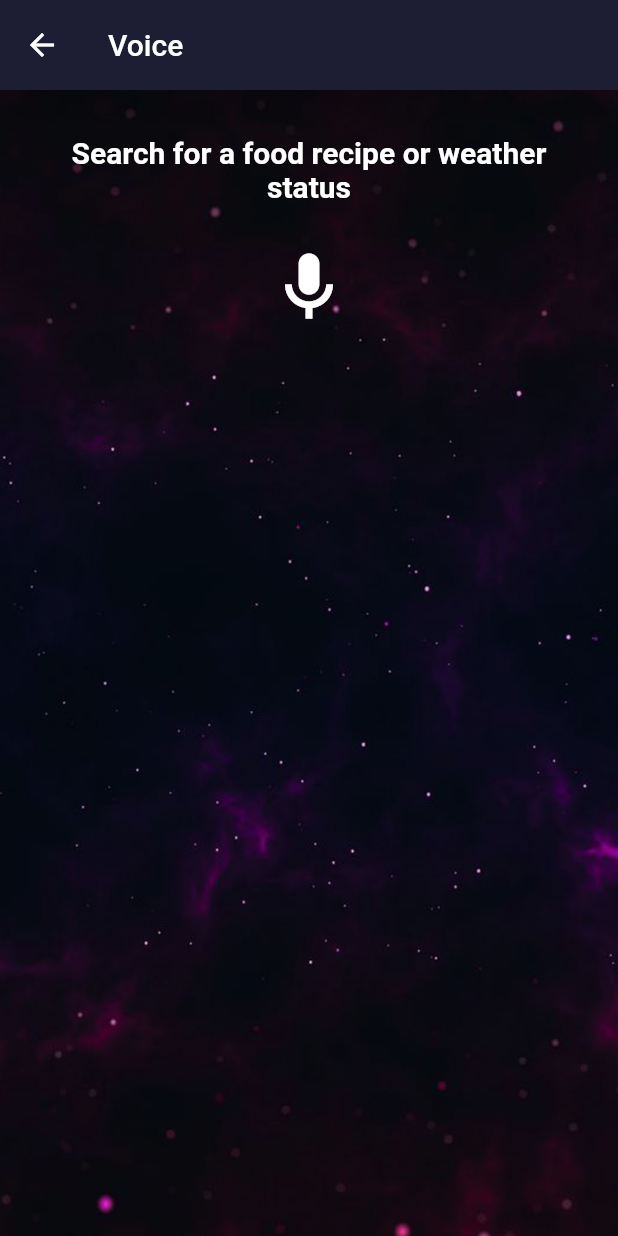
After one commit to SmartHome101/Mobile-app-Last, a Flutter app: the Voice screen opened directly, on a phone screen of 412 x 824 dp. The commit adds this screen. Run offline on Flutter 3.47's test engine with Material 2 defaults, Android fonts, the phone set to English and light mode, and no system bars; our stand-ins replace cloud_firestore, firebase_auth, firebase_core, firebase_database, geolocator, google_fonts and 7 more; missing offline and left inert: dart:ffi, flutter_sound; accounts and stored records are empty.

Commit message:
Added Voice Assistant

```diff
--- /dev/null
+++ b/lib/Controllers/food_api_client.dart
@@ -0,0 +1,25 @@
+import 'dart:convert';
+import '../model/food_recipe_module.dart';
+import 'package:http/http.dart' as http;
+
+class FoodApiClient {
+  Future<FoodRecipe> getFoodRecipe(foodName) async {
+    var endpointUrl = 'https://recipe-by-api-ninjas.p.rapidapi.com/v1/recipe';
+    Map<String, String> requestHeaders = {
+      'X-RapidAPI-Key': '0155f516cbmsh66bdeb5a6e8b045p19f17bjsn51412ba05bac',
+      'X-RapidAPI-Host': 'recipe-by-api-ninjas.p.rapidapi.com'
+    };
+
+    final uri = Uri.parse(endpointUrl).replace(queryParameters: {
+      'query': foodName,
+    });
+
+    final response = await http.get(uri, headers: requestHeaders);
+
+    if (response.statusCode == 200) {
+      return FoodRecipe.fromJson(jsonDecode(response.body));
+    } else {
+      throw Exception('Failed to load food recipe');
+    }
+  }
+}
--- a/lib/Controllers/weather_api_client.dart
+++ b/lib/Controllers/weather_api_client.dart
@@ -4,14 +4,17 @@ import 'package:http/http.dart' as http;
 
 class WeatherApiClient {
   Future<Weather> fetchWeather(latitude, longitude) async {
-    final response;
+    final http.Response response;
 
-    if (latitude != null) {
+    if (longitude != null) {
       response = await http.get(Uri.parse(
-          'https://api.openweathermap.org/data/2.5/weather?lat=${latitude}&lon=${longitude}&appid=0fb27f9d286ec3ad117cb6b584aac7ae'));
+          'https://api.openweathermap.org/data/2.5/weather?lat=$latitude&lon=$longitude&appid=0fb27f9d286ec3ad117cb6b584aac7ae'));
+    } else if (latitude != null) {
+      response = await http.get(Uri.parse(
+          'https://api.openweathermap.org/data/2.5/weather?q=$latitude&appid=0fb27f9d286ec3ad117cb6b584aac7ae'));
     } else {
       response = await http.get(Uri.parse(
-          'https://api.openweathermap.org/data/2.5/weather?q=zagazig&appid=0fb27f9d286ec3ad117cb6b584aac7ae'));
+          'https://api.openweathermap.org/data/2.5/weather?q=cairo&appid=0fb27f9d286ec3ad117cb6b584aac7ae'));
     }
     if (response.statusCode == 200) {
       return Weather.fromJson(jsonDecode(response.body));
--- /dev/null
+++ b/lib/Rooms/Voice.dart
@@ -0,0 +1,243 @@
+import 'package:Home/model/nlp_module.dart';
+import 'package:flutter_sound/flutter_sound.dart';
+import 'dart:io';
+import 'package:flutter/material.dart';
+import 'package:permission_handler/permission_handler.dart';
+import '../Controllers/food_api_client.dart';
+import '../Controllers/nlp_api_client.dart';
+import '../Controllers/sr_api_client.dart';
+import '../Controllers/weather_api_client.dart';
+import '../model/food_recipe_module.dart';
+import '../model/weather_module.dart';
+import '../shared/Custom_Widgets.dart';
+import '../shared/constants.dart';
+
+class Voice extends StatefulWidget {
+  const Voice({Key? key}) : super(key: key);
+
+  @override
+  State<Voice> createState() => _VoiceState();
+}
+
+class _VoiceState extends State<Voice> {
+  final recorder = FlutterSoundRecorder();
+  late String filePath;
+
+  String voiceResult = "";
+  String searchTopic = "";
+
+  String ingredients = "";
+  String instructions = "";
+
+  SRApiClient srClient = SRApiClient();
+  String? srResult;
+
+  NLPApiClient nlpClient = NLPApiClient();
+  NLPResult? nlpResult;
+
+  FoodApiClient foodClient = FoodApiClient();
+  FoodRecipe? foodResult;
+
+  WeatherApiClient client = WeatherApiClient();
+  Weather? weatherData;
+
+  Future record() async {
+    await recorder.startRecorder(
+      toFile: filePath,
+      codec: Codec.pcm16WAV,
+    );
+  }
+
+  Future stop() async {
+    await recorder.stopRecorder();
+    final file = File(filePath);
+    print(file);
+    await processVoice();
+  }
+
+  Future initRecorder() async {
+    filePath = '/sdcard/Download/temp.wav';
+
+    final status = await Permission.microphone.request();
+    await Permission.storage.request();
+    await Permission.manageExternalStorage.request();
+
+    if (status != PermissionStatus.granted) throw 'Microphone not granted';
+
+    await recorder.openRecorder();
+
+    recorder.setSubscriptionDuration(const Duration(milliseconds: 500));
+  }
+
+  processVoice() async {
+    srResult = await srClient.uploadAudio(filePath);
+
+    setState(() {
+      voiceResult = srResult!;
+    });
+
+    nlpResult = await nlpClient.getTextResult(srResult);
+
+    if (nlpResult!.Intent == "Cooking") {
+      weatherData = null;
+
+      searchTopic = "ًI Searched for " + nlpResult!.Entity + " recipe";
+
+      foodResult = await foodClient.getFoodRecipe(nlpResult!.Entity);
+
+      ingredients = foodResult!.ingredients;
+      instructions = foodResult!.instructions;
+    } else if (nlpResult!.Intent == "Weather") {
+      ingredients = "";
+      instructions = "";
+
+      searchTopic = "ًI Searched for " + nlpResult!.Entity + " weather status";
+
+      weatherData = await client.fetchWeather(nlpResult!.Entity, null);
+    } else {
+      ingredients = "";
+      instructions = "";
+      weatherData = null;
+
+      searchTopic = "Sorry, I didn't understand you ☹️";
+    }
+
+    setState(() {});
+  }
+
+  @override
+  initState() {
+    super.initState();
+    initRecorder();
+  }
+
+  @override
+  Widget build(BuildContext context) {
+    return Scaffold(
+      resizeToAvoidBottomInset: true,
+      appBar: AppBar(
+        backgroundColor: cardColor,
+        shadowColor: shadowColor,
+        title: const Text("Voice"),
+        elevation: 10,
+        toolbarHeight: 60,
+      ),
+      body: SafeArea(
+        child: Container(
+          decoration: Background_decoration(),
+          padding: const EdgeInsets.fromLTRB(30, 30, 30, 10),
+          child: Column(
+            children: <Widget>[
+              const Text(
+                "Search for a food recipe or weather status",
+                textAlign: TextAlign.center,
+                style: TextStyle(
+                  fontSize: 20,
+                  fontWeight: FontWeight.bold,
+                  color: Colors.white,
+                ),
+              ),
+              const SizedBox(
+                height: 20,
+              ),
+              IconButton(
+                icon: Icon(recorder.isRecording
+                    ? Icons.stop_circle
+                    : Icons.mic_outlined),
+                iconSize: 55,
+                color: Colors.white,
+                onPressed: () async {
+                  if (recorder.isRecording) {
+                    await stop();
+                  } else {
+                    await record();
+                  }
+
+                  setState(() {});
+                },
+              ),
+              StreamBuilder<RecordingDisposition>(
+                stream: recorder.onProgress,
+                builder: (context, snapshot) {
+                  final duration = snapshot.hasData
+                      ? snapshot.data!.duration
+                      : Duration.zero;
+                  return Text(
+                    recorder.isRecording ? "${duration.inSeconds} s" : "",
+                    style: const TextStyle(
+                      color: foregroundColor,
+                      fontStyle: FontStyle.italic,
+                    ),
+                  );
+                },
+              ),
+              const SizedBox(
+                height: 10,
+              ),
+              Text(
+                voiceResult.isNotEmpty ? "You said \n $voiceResult" : "",
+                textAlign: TextAlign.center,
+                style: const TextStyle(
+                  fontSize: 20,
+                  color: foregroundColor,
+                  fontStyle: FontStyle.italic,
+                ),
+              ),
+              const SizedBox(
+                height: 10,
+              ),
+              Text(
+                searchTopic,
+                style: const TextStyle(
+                  fontSize: 20,
+                  color: foregroundColor,
+                ),
+              ),
+              const SizedBox(
+                height: 10,
+              ),
+              Text(
+                ingredients.isNotEmpty ? "Ingredients: \n$ingredients" : "",
+                style: const TextStyle(
+                  fontSize: 16,
+                  color: foregroundColor,
+                ),
+              ),
+              const SizedBox(
+                height: 10,
+              ),
+              Text(
+                instructions.isNotEmpty ? "Instructions: \n$instructions" : "",
+                style: const TextStyle(
+                  fontSize: 16,
+                  color: foregroundColor,
+                ),
+              ),
+              Text(
+                weatherData != null
+                    ? "Tempreature is : ${weatherData!.temp.round()}°C"
+                    : "",
+                style: const TextStyle(
+                  fontSize: 16,
+                  color: foregroundColor,
+                ),
+              ),
+              const SizedBox(
+                height: 10,
+              ),
+              Text(
+                weatherData != null
+                    ? "Weather description is : ${weatherData!.description}"
+                    : "",
+                style: const TextStyle(
+                  fontSize: 16,
+                  color: foregroundColor,
+                ),
+              ),
+            ],
+          ),
+        ),
+      ),
+    );
+  }
+}
--- a/lib/Splash, Sign In, Sign Up/Login_Screen.dart
+++ b/lib/Splash, Sign In, Sign Up/Login_Screen.dart
@@ -154,7 +154,10 @@ class _LoginScreenState extends State<LoginScreen> {
                           height: 10.0,
                         ),
                         BuildGo_SignUp(context, reset),
-                        TextButton(
+                        Padding(
+                          padding: const EdgeInsets.only(
+                              left: 0.0, top: 8.0, right: 0, bottom: 8.0),
+                          child: TextButton(
                             onPressed: () {
                               Navigator.push(context,
                                   MaterialPageRoute(builder: (context) {
@@ -171,6 +174,7 @@ class _LoginScreenState extends State<LoginScreen> {
                               ),
                             ),
                           ),
+                        ),
                       ],
                     ),
                   ),
--- /dev/null
+++ b/lib/model/food_recipe_module.dart
@@ -0,0 +1,13 @@
+class FoodRecipe {
+  final String ingredients;
+  final String instructions;
+
+  const FoodRecipe({required this.ingredients, required this.instructions});
+
+  factory FoodRecipe.fromJson(List<dynamic> json) {
+    return FoodRecipe(
+      ingredients: json[0]['ingredients'] ?? "",
+      instructions: json[0]['instructions'] ?? "",
+    );
+  }
+}
--- /dev/null
+++ b/lib/model/nlp_module.dart
@@ -0,0 +1,25 @@
+class NLPResult {
+  final String Intent;
+  final String Entity;
+
+  const NLPResult({required this.Intent, required this.Entity});
+
+  factory NLPResult.fromJson(Map<String, dynamic> json) {
+    if (json['Intent'] == "Cooking") {
+      return NLPResult(
+        Intent: json['Intent'],
+        Entity: json['Entities']['food'],
+      );
+    } else if (json['Intent'] == "Weather") {
+      return NLPResult(
+        Intent: json['Intent'],
+        Entity: json['Entities']['location'],
+      );
+    } else {
+      return const NLPResult(
+        Intent: "",
+        Entity: "",
+      );
+    }
+  }
+}
--- a/lib/model/weather_module.dart
+++ b/lib/model/weather_module.dart
@@ -1,11 +1,13 @@
 class Weather {
   final double temp;
+  final String description;
 
-  const Weather({required this.temp});
+  const Weather({required this.temp, required this.description});
 
   factory Weather.fromJson(Map<String, dynamic> json) {
     return Weather(
       temp: json['main']['temp'] - 273.15,
+      description: json['weather'][0]['description'],
     );
   }
 }
```
Also changed, not shown: lib/Controllers/nlp_api_client.dart (added, +21 -0 lines), lib/Controllers/sr_api_client.dart (added, +23 -0 lines), lib/Home Room/Home_Screen.dart (+83 -62 lines). Lines whose indentation alone changed are shown as unchanged.
